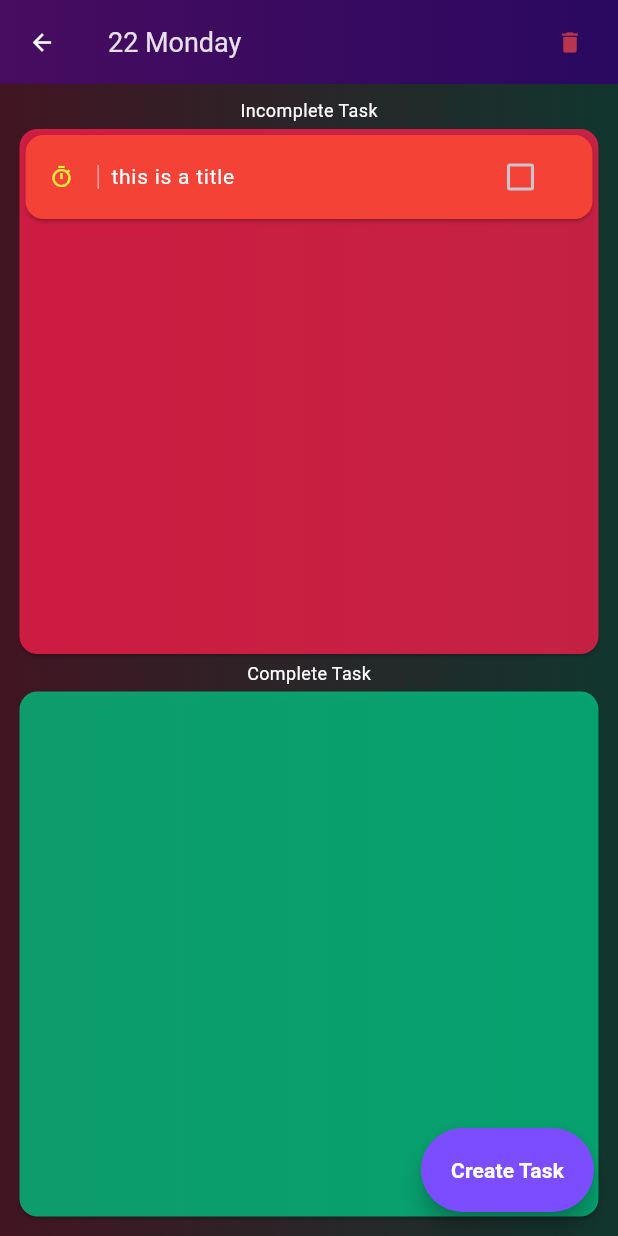
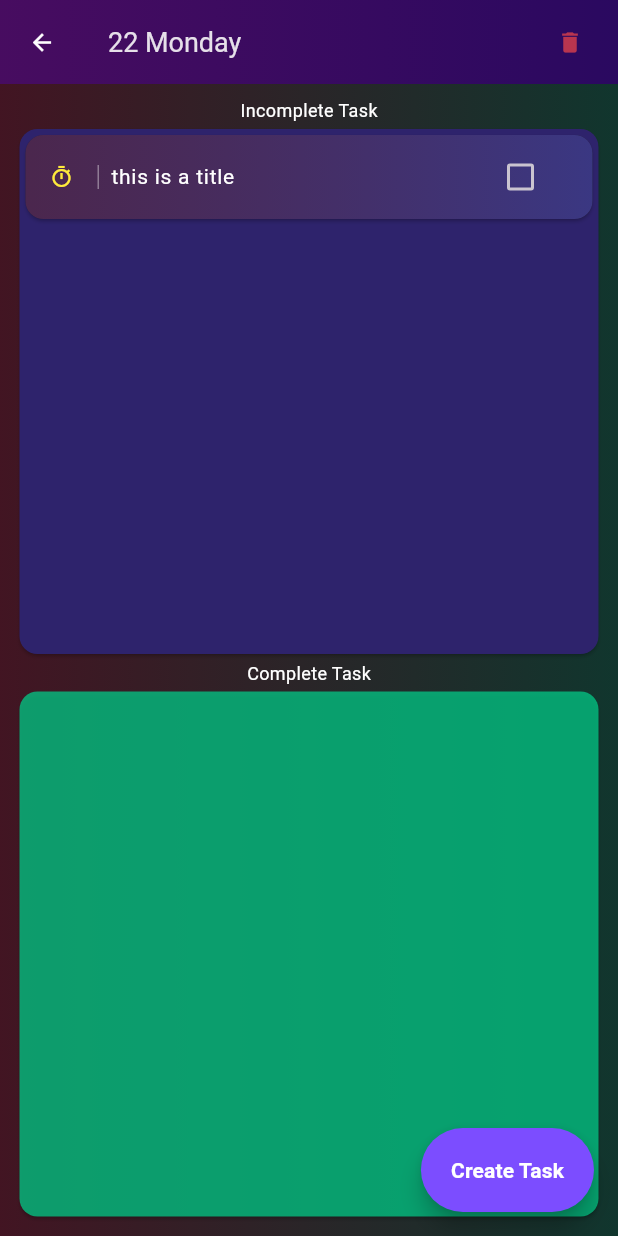
Before and after one commit to AnirudhDas01/todo_list_cal, a Flutter app: the TaskScreen screen opened directly with empty values, on a phone screen of 412 x 824 dp. Run offline on Flutter 3.47's test engine with Material 3 defaults, Android fonts, the phone set to English and light mode, and no system bars; our stand-ins replace animated_splash_screen, google_fonts, table_calendar.

Commit message:
added styling in the incomplete task title and list

```diff
--- a/lib/widgets/incomplete_task_list.dart
+++ b/lib/widgets/incomplete_task_list.dart
@@ -10,7 +10,7 @@ class IncompleteTaskList extends StatelessWidget {
   Widget build(BuildContext context) {
     return Consumer<TaskData>(builder: (context, taskData, child) {
       return Card(
-        color: const Color.fromARGB(193, 255, 32, 77),
+        color: Color(0xFF2E236C),
         child: ListView.builder(
           itemBuilder: (context, index) {
             return IncompleteTaskTile(
--- a/lib/widgets/incomplete_task_tile.dart
+++ b/lib/widgets/incomplete_task_tile.dart
@@ -18,9 +18,16 @@ class IncompleteTaskTile extends StatelessWidget {
   @override
   Widget build(BuildContext context) {
     return Card(
-      color: Colors.red,
-      child: Theme(
-        data: Theme.of(context).copyWith(dividerColor: Colors.transparent),
+      child: Container(
+        decoration: BoxDecoration(
+          gradient: const LinearGradient(
+            colors: [
+              Color.fromARGB(101, 145, 57, 147),
+              Color.fromARGB(136, 84, 80, 216),
+            ],
+          ),
+          borderRadius: BorderRadius.circular(12),
+        ),
         child: ListTile(
           title: Row(
             crossAxisAlignment: CrossAxisAlignment.center,
@@ -34,7 +41,7 @@ class IncompleteTaskTile extends StatelessWidget {
               Container(
                 height: 16,
                 width: 1,
-                color: Colors.white54,
+                color: Colors.white38,
                 margin: const EdgeInsets.symmetric(horizontal: 8),
               ),
               GestureDetector(
```
